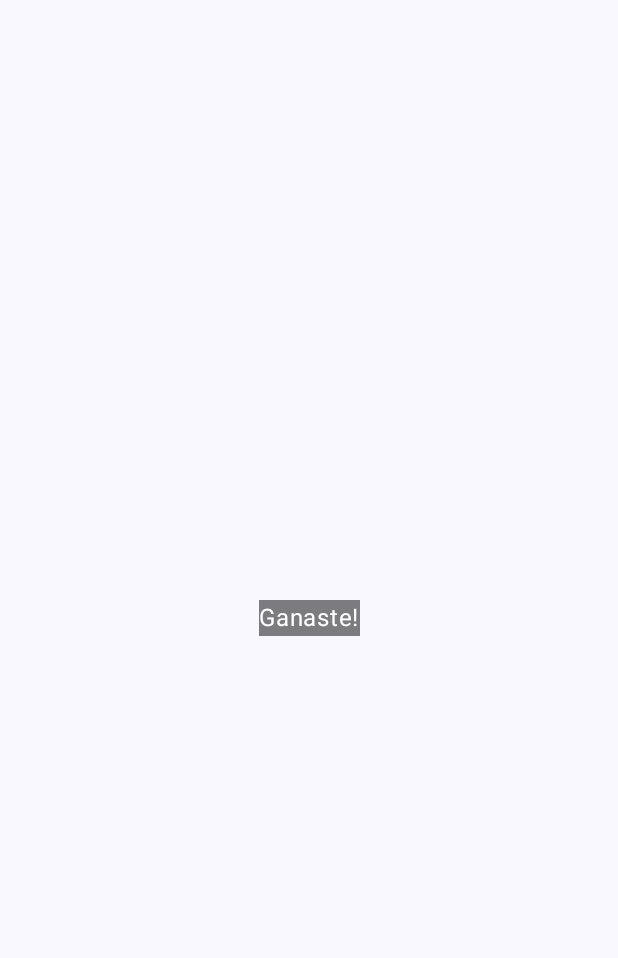
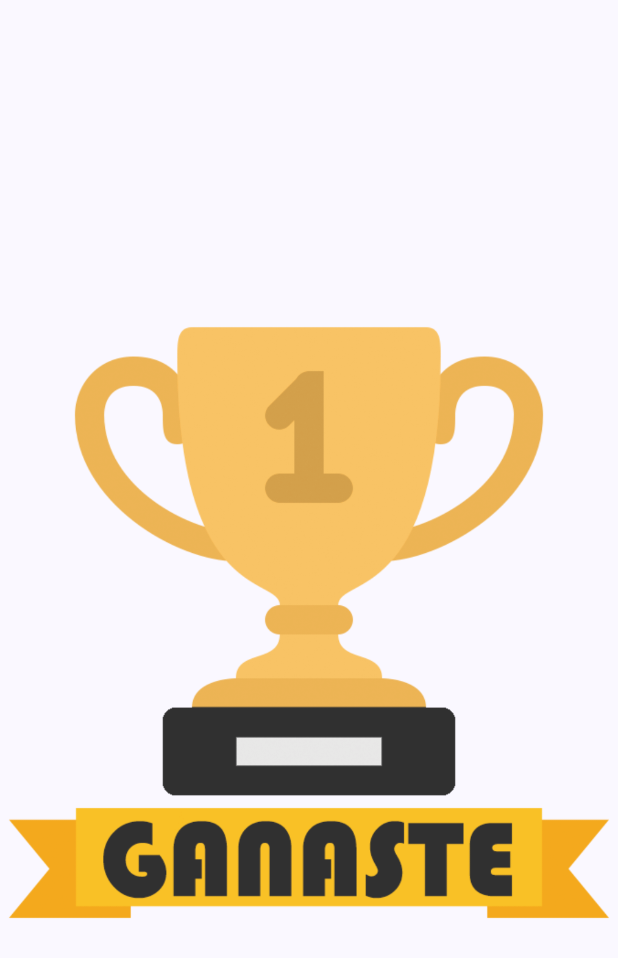
Before and after one commit to Rockking01/NuevoAmanecer, an Android app built with Jetpack Compose: the composable WinMessage shown on its own in the app's theme, on a phone screen of 412 x 824 dp. Shown: the top 958 px of the screen. Run offline under Robolectric (Android 15) with nearby library versions, the phone set to English and light mode, and no system bars.

Commit message:
imagen ganaste

```diff
--- a/app/src/main/java/com/example/dragtest/MainActivity.kt
+++ b/app/src/main/java/com/example/dragtest/MainActivity.kt
@@ -7,7 +7,9 @@ import androidx.compose.foundation.Image
 import androidx.compose.foundation.background
 import androidx.compose.foundation.gestures.detectDragGestures
 import androidx.compose.foundation.layout.Box
+import androidx.compose.foundation.layout.aspectRatio
 import androidx.compose.foundation.layout.fillMaxSize
+import androidx.compose.foundation.layout.fillMaxWidth
 import androidx.compose.foundation.layout.offset
 import androidx.compose.foundation.layout.size
 import androidx.compose.foundation.layout.wrapContentSize
@@ -26,6 +28,7 @@ import androidx.compose.ui.graphics.Color
 import androidx.compose.ui.graphics.painter.Painter
 import androidx.compose.ui.input.pointer.consumeAllChanges
 import androidx.compose.ui.input.pointer.pointerInput
+import androidx.compose.ui.layout.ContentScale
 import androidx.compose.ui.platform.LocalConfiguration
 import androidx.compose.ui.platform.LocalDensity
 import androidx.compose.ui.res.painterResource
@@ -270,12 +273,19 @@ class MainActivity : ComponentActivity() {
 
 @Composable
 fun WinMessage() {
-    Text(
-        text = "Ganaste!",
-        modifier = Modifier
-            .fillMaxSize()
-            .wrapContentSize(Alignment.Center)
-            .background(Color.Black.copy(alpha = 0.5f)),
-        color = Color.White
-    )
+    val backgroundPainter = painterResource(id = R.drawable.ganaste)
+    Box(
+        modifier = Modifier.fillMaxSize(),
+        contentAlignment = Alignment.Center
+    ) {
+        Image(
+            painter = backgroundPainter,
+            contentDescription = null,
+            modifier = Modifier
+                .size(600.dp)
+                .fillMaxWidth()
+                .aspectRatio(1f),
+            contentScale = ContentScale.FillBounds
+        )
+    }
 }
```
Also changed, not shown: app/src/main/res/drawable/ganaste.png (added).
